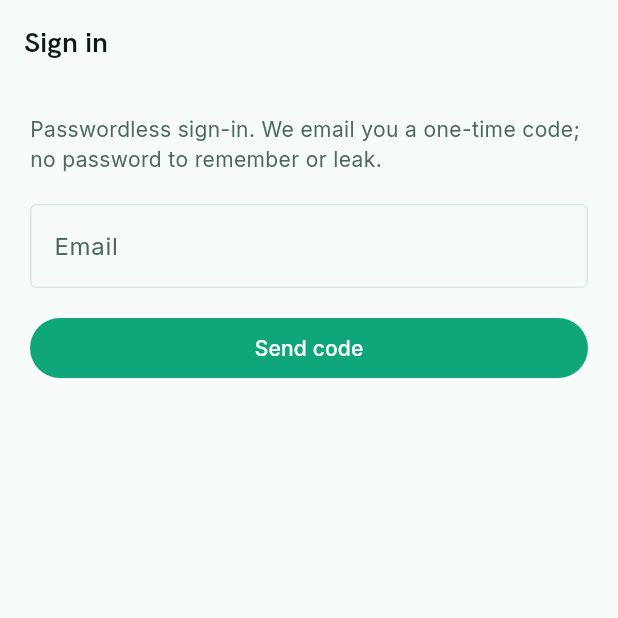
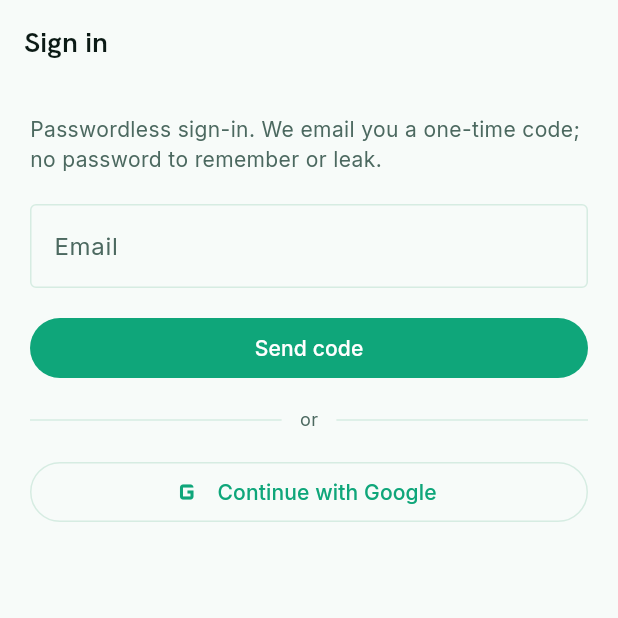
Before and after one commit to micsettings-hue/ribh-flutter-app, a Flutter app: the AuthScreen screen opened by its route, on a phone screen of 412 x 824 dp, the top half of it. Run offline on Flutter 3.47's test engine with Material 3 defaults, Android fonts, the phone set to English and light mode, and no system bars; our stand-ins replace adhan, fl_chart, flutter_local_notifications, flutter_riverpod, flutter_timezone, freezed_annotation and 10 more; accounts and stored records are empty; generated files the repository leaves out were written again.

Commit message:
Add Google sign-in option (app side; backend config pending)
signInWithOAuth(google) via browser redirect to a deep link, completed by
the router's existing onAuthStateChange listener; "Continue with Google"
button on the sign-in screen; iOS URL scheme for the callback. No new
package.

Unverified end to end: needs a Google Cloud OAuth client + the Google
provider enabled in Supabase before it can actually sign anyone in.
Analyzer clean; tapping it without that config fails gracefully.

Co-Authored-By: Claude Opus 4.8 (1M context) <noreply@anthropic.com>
Claude-Session: https://claude.ai/code/session_01EVuqV3JBejjB4gUDfTxVos

```diff
--- a/lib/features/auth/auth_screen.dart
+++ b/lib/features/auth/auth_screen.dart
@@ -83,6 +83,32 @@ class _AuthScreenState extends ConsumerState<AuthScreen> {
                     )
                   : Text(l10n.authSendCode),
             ),
+            const SizedBox(height: 16),
+            Row(
+              children: [
+                Expanded(child: Divider(color: tokens.line)),
+                Padding(
+                  padding: const EdgeInsets.symmetric(horizontal: 12),
+                  child: Text(
+                    l10n.authOr,
+                    style: Theme.of(
+                      context,
+                    ).textTheme.bodySmall?.copyWith(color: tokens.inkSoft),
+                  ),
+                ),
+                Expanded(child: Divider(color: tokens.line)),
+              ],
+            ),
+            const SizedBox(height: 16),
+            OutlinedButton.icon(
+              onPressed: busy
+                  ? null
+                  : () => ref
+                        .read(authControllerProvider.notifier)
+                        .signInWithGoogle(),
+              icon: const Icon(Icons.g_mobiledata, size: 24),
+              label: Text(l10n.authGoogle),
+            ),
           ],
           if (flow is AuthCodeSent) ...[
             Text(
```
Also changed, not shown: lib/data/repositories/auth_repository.dart (+17 -0 lines), lib/features/auth/auth_controller.dart (+12 -0 lines), 1 other file.
